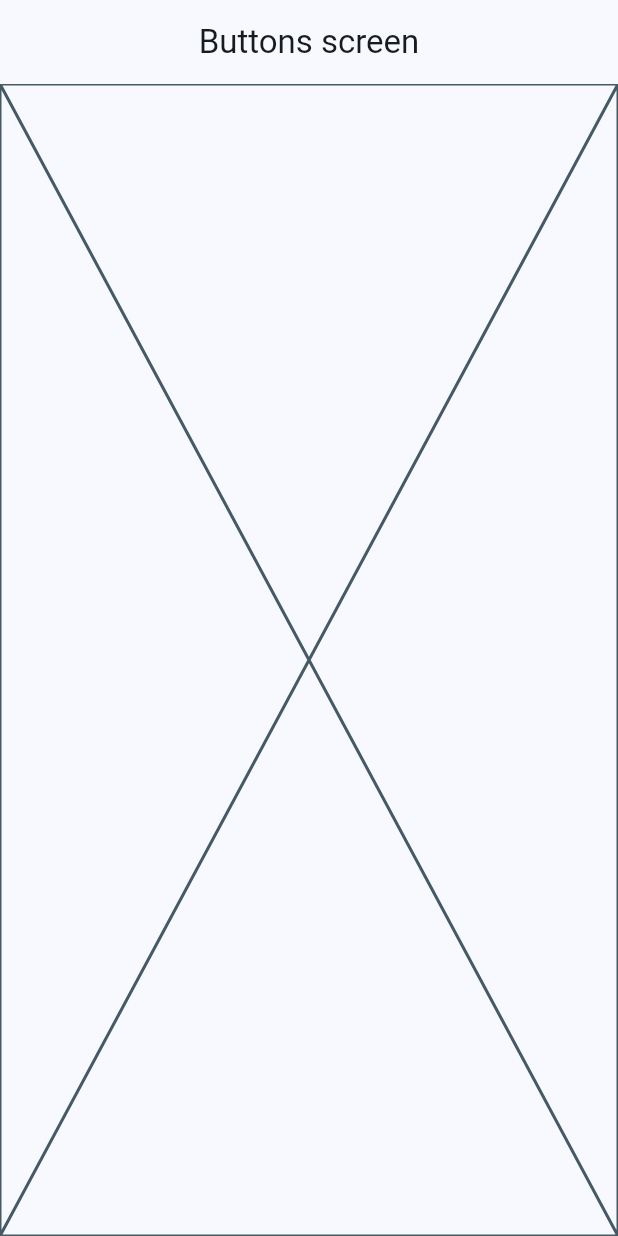
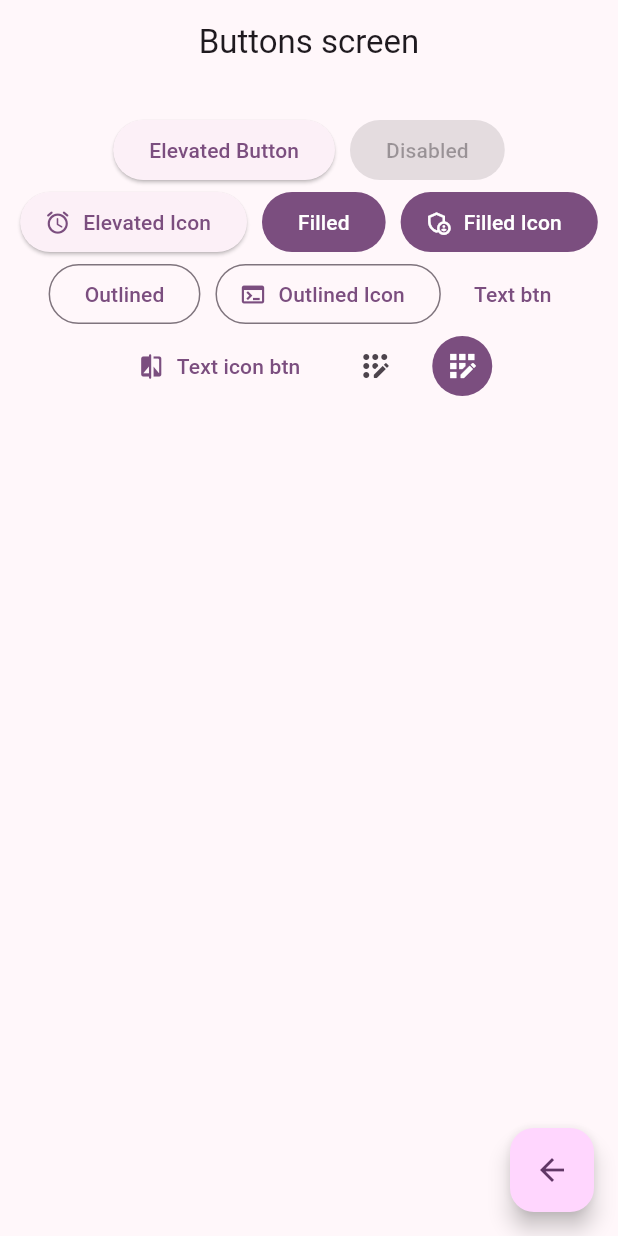
Before and after one commit to Cmorenodev98/Flutter-Widgets, a Flutter app: the ButtonsScreen screen opened by its route, on a phone screen of 412 x 824 dp. Run offline on Flutter 3.47's test engine with Material 3 defaults, Android fonts, the phone set to English and light mode, and no system bars; our stand-ins replace go_router.

Commit message:
Different kind of buttons

```diff
--- a/lib/main.dart
+++ b/lib/main.dart
@@ -14,7 +14,7 @@ class MainApp extends StatelessWidget {
     return  MaterialApp.router(
       routerConfig: appRouter,
       debugShowCheckedModeBanner: false,
-      theme: AppTheme(selectedColor: 4).getTheme(),
+      theme: AppTheme(selectedColor: 9).getTheme(),
     );
   }
 }
--- a/lib/presentation/screens/buttons/buttons_screen.dart
+++ b/lib/presentation/screens/buttons/buttons_screen.dart
@@ -1,4 +1,5 @@
 import 'package:flutter/material.dart';
+import 'package:go_router/go_router.dart';
 
 class ButtonsScreen extends StatelessWidget {
 
@@ -12,7 +13,70 @@ class ButtonsScreen extends StatelessWidget {
       appBar: AppBar(
         title: const Text('Buttons screen'),
       ),
-      body: const Placeholder(),
+      body: _ButtonsView(),
+      floatingActionButton: FloatingActionButton(
+        child: const Icon(Icons.arrow_back_outlined),
+        onPressed: () => context.pop(),
+      ),
     );
   }
 }
+
+class _ButtonsView extends StatelessWidget {
+  const _ButtonsView();
+
+  @override
+  Widget build(BuildContext context) {
+
+    final colors= Theme.of(context).colorScheme;
+
+    return SizedBox(
+      width: double.infinity,
+      child: Padding(
+        padding: const EdgeInsets.symmetric(horizontal: 10,vertical: 20),
+        child: Wrap(
+          spacing: 10,
+          alignment: WrapAlignment.center,
+          children: [
+
+            ElevatedButton(onPressed: (){}, child: const Text('Elevated Button')),
+            const ElevatedButton(onPressed: null, child: Text('Disabled')),
+            ElevatedButton.icon(
+              onPressed: (){},
+              label: Text('Elevated Icon'),
+              icon: const Icon( Icons.access_alarm_rounded ),),
+
+            FilledButton(onPressed: (){}, child: const Text('Filled')),
+            FilledButton.icon(
+              onPressed: (){},
+              icon: const Icon(Icons.admin_panel_settings_outlined),
+              label: Text('Filled Icon'),),
+
+            OutlinedButton(onPressed: () {}, child: const Text('Outlined')),
+            OutlinedButton.icon(
+              onPressed: () {},
+              label: const Text('Outlined Icon'),
+              icon: const Icon(Icons.terminal_outlined),),
+
+            TextButton(onPressed: () {}, child: const Text('Text btn')),
+            TextButton.icon(onPressed: () {},
+            label: const Text('Text icon btn'),
+            icon: Icon(Icons.compare_rounded),),
+
+            IconButton(onPressed: () {}, icon: const Icon(Icons.app_registration_rounded)),
+            IconButton(
+            onPressed: () {},
+            icon: const Icon(Icons.app_registration_outlined),
+            style: ButtonStyle(
+              backgroundColor: WidgetStatePropertyAll(colors.primary),
+              iconColor: WidgetStatePropertyAll(Colors.white),
+            ),
+            ),
+
+
+          ],
+        ),
+      ),
+    );
+  }
+}
```
